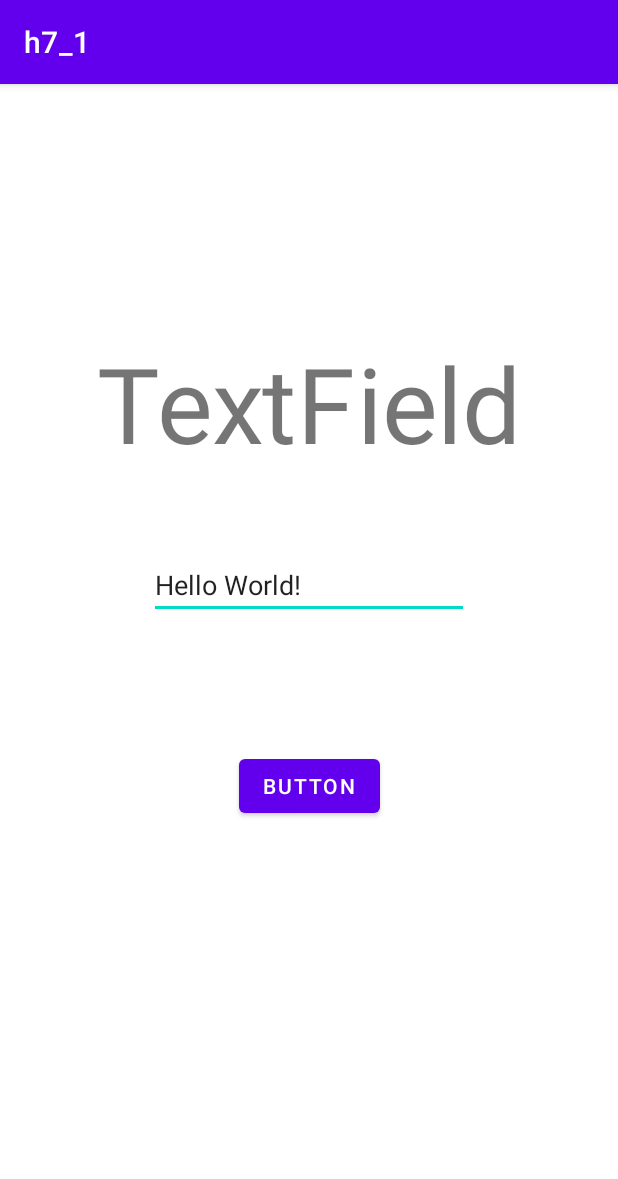
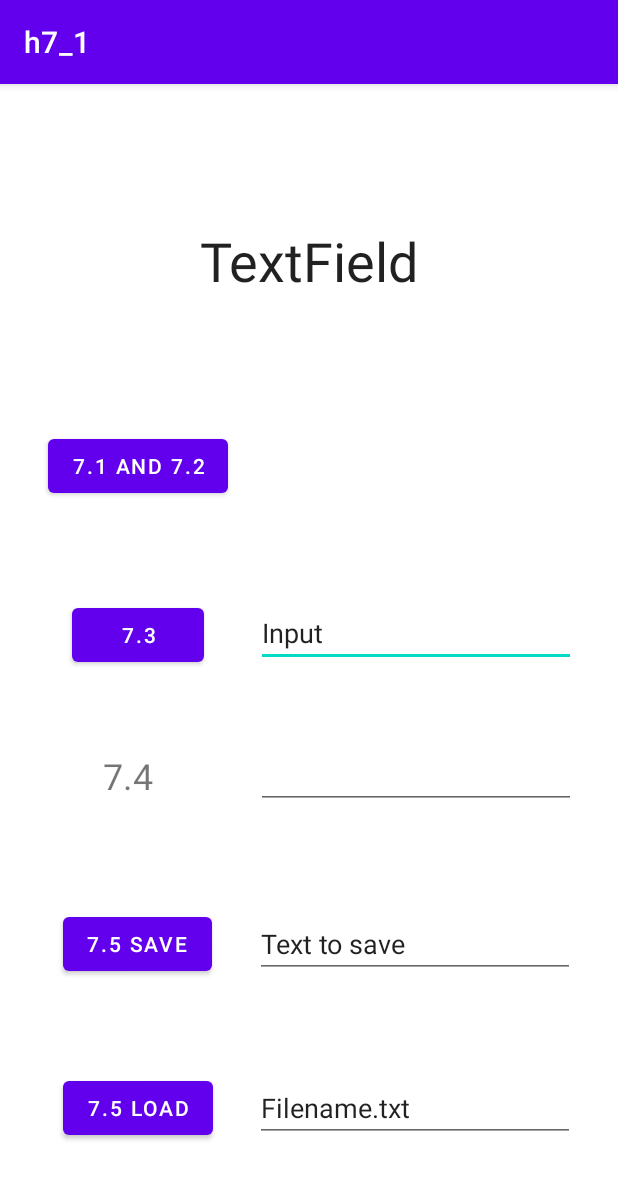
Before and after one commit to Joonas-hub/olio-ohjelmointi, an Android app: the screen it shows after launch (MainActivity), on a phone screen of 412 x 824 dp. Shown: the top 1179 px of the screen. Run offline under Robolectric (Android 15) with nearby library versions, the phone set to English and light mode, and no system bars.

Commit message:
H7 tehty

```diff
--- a/workspace/viikko_7/app/src/main/AndroidManifest.xml
+++ b/workspace/viikko_7/app/src/main/AndroidManifest.xml
@@ -1,6 +1,6 @@
 <?xml version="1.0" encoding="utf-8"?>
 <manifest xmlns:android="http://schemas.android.com/apk/res/android"
-    package="com.example.h7_1">
+    package="com.example.h7">
 
     <application
         android:allowBackup="true"
@@ -9,7 +9,7 @@
         android:roundIcon="@mipmap/ic_launcher_round"
         android:supportsRtl="true"
         android:theme="@style/Theme.H7_1">
-        <activity android:name=".MainActivity">
+        <activity android:name="com.example.h7.MainActivity">
             <intent-filter>
                 <action android:name="android.intent.action.MAIN" />
 
--- /dev/null
+++ b/workspace/viikko_7/app/src/main/java/com/example/h7/MainActivity.java
@@ -0,0 +1,99 @@
+package com.example.h7;
+
+import androidx.appcompat.app.AppCompatActivity;
+
+import android.content.Context;
+import android.os.Bundle;
+import android.text.Editable;
+import android.text.TextWatcher;
+import android.util.Log;
+import android.view.View;
+import android.widget.EditText;
+import android.widget.TextView;
+
+import java.io.BufferedReader;
+import java.io.FileNotFoundException;
+import java.io.IOException;
+import java.io.InputStream;
+import java.io.InputStreamReader;
+import java.io.OutputStreamWriter;
+
+public class MainActivity extends AppCompatActivity {
+
+    Context context = null;
+    TextView textView;
+    EditText textInput;
+    EditText textInput2;
+    EditText saveload;
+    EditText fileName;
+
+    @Override
+    protected void onCreate(Bundle savedInstanceState) {
+        super.onCreate(savedInstanceState);
+        setContentView(R.layout.activity_main);
+        textView = (TextView) findViewById(R.id.textView);
+        textInput = (EditText) findViewById(R.id.Text);
+        textInput2 = (EditText) findViewById(R.id.Text2);
+        saveload = (EditText) findViewById(R.id.saveload);
+        fileName = (EditText) findViewById(R.id.filename);
+        context = MainActivity.this;
+
+        textInput2.addTextChangedListener(new TextWatcher() {
+            @Override
+            public void beforeTextChanged(CharSequence s, int start, int count, int after) {
+
+            }
+
+            @Override
+            public void onTextChanged(CharSequence s, int start, int before, int count) {
+
+            }
+
+            @Override
+            public void afterTextChanged(Editable s) {
+                textView.setText(textInput2.getText());
+            }
+        });
+    }
+
+    public void hello(View v){
+        System.out.println("Hello World!");
+        textView.setText("Hello World!");
+        //textView.setText(textInput.getText());
+    }
+
+    public void hello2(View v){
+        textView.setText(textInput.getText());
+    }
+
+    public void save(View v){
+        try {
+            OutputStreamWriter osw = new OutputStreamWriter(context.openFileOutput(fileName.getText().toString() ,Context.MODE_PRIVATE));
+            String s = "";
+            s = saveload.getText().toString();
+            osw.write(s);
+            osw.close();
+            saveload.setText("");
+        } catch (IOException e){
+            Log.e("IOException", "Virhe syötteessä");
+        }
+    }
+
+    public void load(View v){
+        try {
+            InputStream in = context.openFileInput(fileName.getText().toString());
+            BufferedReader br = new BufferedReader(new InputStreamReader(in));
+            String s = "";
+
+            while ((s = br.readLine()) != null){
+                saveload.setText(s);
+                System.out.println("asdasdaassd");
+            }
+            in.close();
+        } catch (IOException e){
+            Log.e("IOException", "Virhe syötteessä");
+        }
+    }
+
+
+}
--- a/workspace/viikko_7/app/src/main/java/com/example/h7_1/MainActivity.java
+++ /dev/null
@@ -1,27 +0,0 @@
-package com.example.h7_1;
-
-import androidx.appcompat.app.AppCompatActivity;
-
-import android.os.Bundle;
-import android.view.View;
-import android.widget.EditText;
-import android.widget.TextView;
-
-public class MainActivity extends AppCompatActivity {
-
-    TextView textView;
-    EditText textInput;
-
-    @Override
-    protected void onCreate(Bundle savedInstanceState) {
-        super.onCreate(savedInstanceState);
-        setContentView(R.layout.activity_main);
-        textView = (TextView) findViewById(R.id.textView);
-        textInput = findViewById(R.id.Text);
-    }
-
-    public void hello(View v){
-        System.out.println("Hello World!");
-        textView.setText(textInput.getText());
-    }
-}
--- a/workspace/viikko_7/app/src/main/res/layout/activity_main.xml
+++ b/workspace/viikko_7/app/src/main/res/layout/activity_main.xml
@@ -10,26 +10,29 @@
         android:id="@+id/textView"
         android:layout_width="wrap_content"
         android:layout_height="wrap_content"
-        android:scaleX="5"
-        android:scaleY="5"
+        android:scaleX="1"
+        android:scaleY="1"
         android:text="TextField"
+        android:textAppearance="@style/TextAppearance.AppCompat.Body1"
+        android:textSize="36sp"
         app:layout_constraintBottom_toBottomOf="parent"
         app:layout_constraintLeft_toLeftOf="parent"
         app:layout_constraintRight_toRightOf="parent"
         app:layout_constraintTop_toTopOf="parent"
-        app:layout_constraintVertical_bias="0.27" />
+        app:layout_constraintVertical_bias="0.13" />
 
     <Button
         android:id="@+id/button"
         android:layout_width="wrap_content"
         android:layout_height="wrap_content"
         android:onClick="hello"
-        android:text="Button"
+        android:text="7.1 and 7.2"
         app:layout_constraintBottom_toBottomOf="parent"
         app:layout_constraintEnd_toEndOf="parent"
+        app:layout_constraintHorizontal_bias="0.11"
         app:layout_constraintStart_toStartOf="parent"
-        app:layout_constraintTop_toBottomOf="@+id/Text"
-        app:layout_constraintVertical_bias="0.24000001" />
+        app:layout_constraintTop_toTopOf="parent"
+        app:layout_constraintVertical_bias="0.32" />
 
     <EditText
         android:id="@+id/Text"
@@ -37,11 +40,96 @@
         android:layout_height="wrap_content"
         android:ems="10"
         android:inputType="text"
-        android:text="Hello World!"
+        android:text="Input"
         app:layout_constraintBottom_toBottomOf="parent"
         app:layout_constraintEnd_toEndOf="parent"
+        app:layout_constraintHorizontal_bias="0.86"
         app:layout_constraintStart_toStartOf="parent"
-        app:layout_constraintTop_toBottomOf="@+id/textView"
-        app:layout_constraintVertical_bias="0.18" />
+        app:layout_constraintTop_toTopOf="@+id/button3"
+        app:layout_constraintVertical_bias="0.0" />
+
+    <Button
+        android:id="@+id/button3"
+        android:layout_width="wrap_content"
+        android:layout_height="wrap_content"
+        android:onClick="hello2"
+        android:text="7.3"
+        app:layout_constraintBottom_toBottomOf="parent"
+        app:layout_constraintEnd_toEndOf="@+id/button"
+        app:layout_constraintStart_toStartOf="@+id/button"
+        app:layout_constraintTop_toBottomOf="@+id/button"
+        app:layout_constraintVertical_bias="0.146" />
+
+    <EditText
+        android:id="@+id/Text2"
+        android:layout_width="wrap_content"
+        android:layout_height="wrap_content"
+        android:ems="10"
+        android:inputType="textPersonName"
+        app:layout_constraintBottom_toBottomOf="parent"
+        app:layout_constraintEnd_toEndOf="@+id/Text"
+        app:layout_constraintStart_toStartOf="@+id/Text"
+        app:layout_constraintTop_toTopOf="@+id/button3"
+        app:layout_constraintVertical_bias="0.25" />
+
+    <TextView
+        android:id="@+id/textView2"
+        android:layout_width="wrap_content"
+        android:layout_height="wrap_content"
+        android:text="7.4"
+        android:textSize="24sp"
+        app:layout_constraintBottom_toBottomOf="@+id/Text2"
+        app:layout_constraintEnd_toStartOf="@+id/Text2"
+        app:layout_constraintStart_toStartOf="parent"
+        app:layout_constraintTop_toTopOf="@+id/Text2" />
+
+    <Button
+        android:id="@+id/button4"
+        android:layout_width="wrap_content"
+        android:layout_height="wrap_content"
+        android:onClick="load"
+        android:text="7.5 Load"
+        app:layout_constraintBottom_toBottomOf="parent"
+        app:layout_constraintEnd_toEndOf="@+id/button3"
+        app:layout_constraintStart_toStartOf="@+id/button3"
+        app:layout_constraintTop_toBottomOf="@+id/button5" />
+
+    <Button
+        android:id="@+id/button5"
+        android:layout_width="wrap_content"
+        android:layout_height="wrap_content"
+        android:onClick="save"
+        android:text="7.5 Save"
+        app:layout_constraintBottom_toBottomOf="parent"
+        app:layout_constraintEnd_toEndOf="@+id/button4"
+        app:layout_constraintHorizontal_bias="0.0"
+        app:layout_constraintStart_toStartOf="@+id/button4"
+        app:layout_constraintTop_toBottomOf="@+id/button3"
+        app:layout_constraintVertical_bias="0.48000002" />
+
+    <EditText
+        android:id="@+id/saveload"
+        android:layout_width="wrap_content"
+        android:layout_height="wrap_content"
+        android:ems="10"
+        android:inputType="textPersonName"
+        android:text="Text to save"
+        app:layout_constraintBottom_toBottomOf="@+id/button5"
+        app:layout_constraintEnd_toEndOf="parent"
+        app:layout_constraintStart_toEndOf="@+id/button5"
+        app:layout_constraintTop_toTopOf="@+id/button5"
+        app:layout_constraintVertical_bias="0.48000002" />
+
+    <EditText
+        android:id="@+id/filename"
+        android:layout_width="wrap_content"
+        android:layout_height="wrap_content"
+        android:ems="10"
+        android:inputType="textPersonName"
+        android:text="Filename.txt"
+        app:layout_constraintBottom_toBottomOf="@+id/button4"
+        app:layout_constraintEnd_toEndOf="@+id/saveload"
+        app:layout_constraintStart_toStartOf="@+id/saveload"
+        app:layout_constraintTop_toTopOf="@+id/button4" />
 
 </androidx.constraintlayout.widget.ConstraintLayout>
```
Also changed, not shown: 4 other files.
